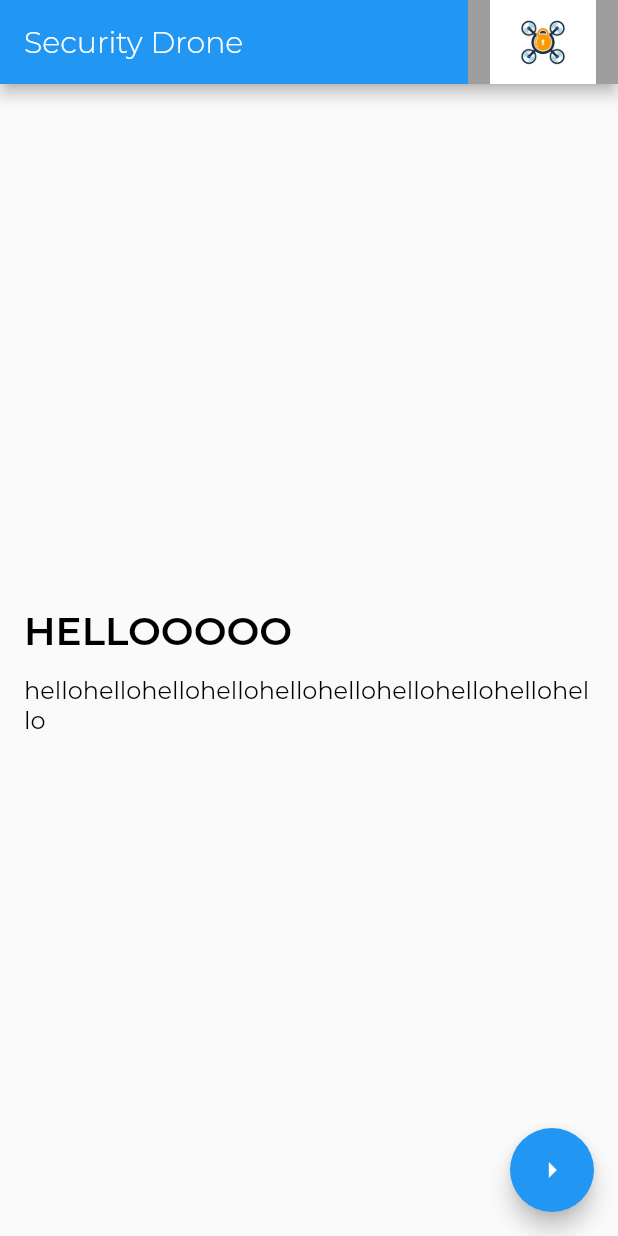
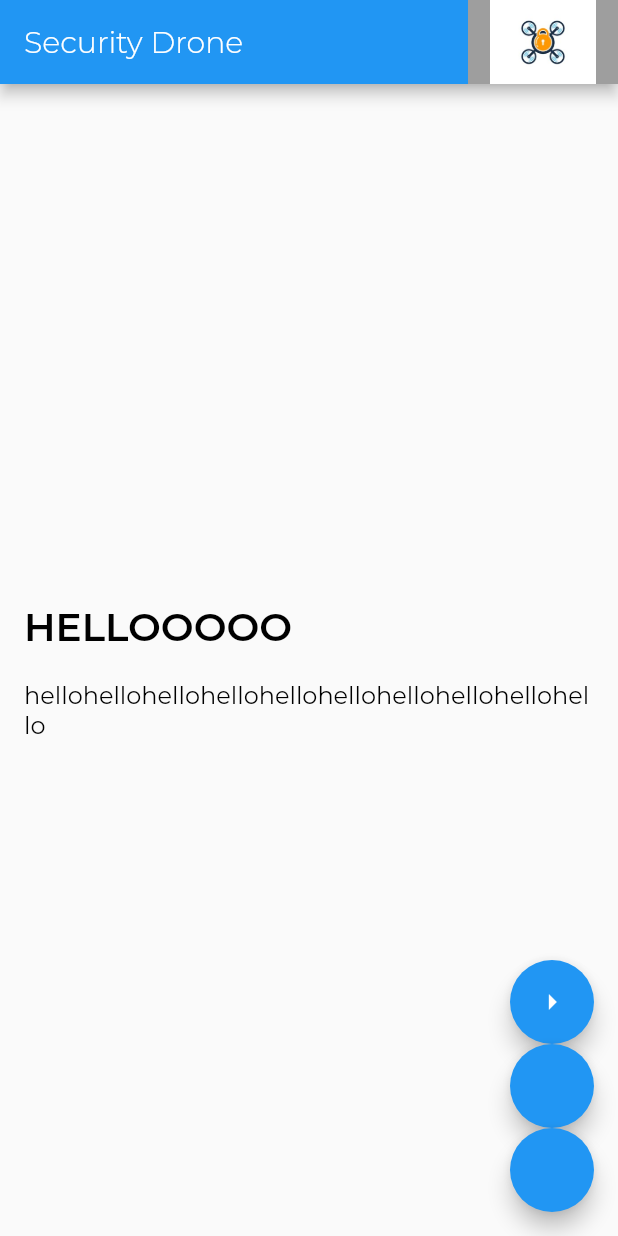
Before and after one commit to TomerMe2/SecurityDrone, a Flutter app: the screen it shows after launch, on a phone screen of 412 x 824 dp. Run offline on Flutter 3.47's test engine with Material 2 defaults, Android fonts, the phone set to English and light mode, and no system bars; our stand-ins replace bloc, equatable, flutter_bloc, google_maps_flutter; missing offline and left inert: loading_animations.

Commit message:
review resolved

```diff
--- a/security_drone_user_app/lib/data/models/dashboard_entry.dart
+++ b/security_drone_user_app/lib/data/models/dashboard_entry.dart
@@ -13,17 +13,17 @@ class DashBoardEntry {
 
   DashBoardEntry(this.activity, this.startTime, this.endTime, this.missionResult, this.startReason, this.abortReason);
 
-  static DashBoardEntry dummyFetch(){
+  static DashBoardEntry dummyFetch() {
     List<SubActivity> subActivities = [
       SubActivity(DroneActivityType.fly, DateTime.parse("1999-01-12"), LatLngPoint(10,10)),
       SubActivity(DroneActivityType.land, DateTime.parse("1999-01-12"), LatLngPoint(10,10)),
       SubActivity(DroneActivityType.pursue, DateTime.parse("1999-01-12"), LatLngPoint(10,10))
     ];
     DroneActivity droneActivity = DroneActivity(subActivities);
-    return DashBoardEntry(droneActivity,DateTime.now(),DateTime.parse("1999-01-12"),MissionResultType.success,'clock trigger', '');
+    return DashBoardEntry(droneActivity,DateTime.now(), DateTime.parse("1999-01-12"), MissionResultType.success, 'clock trigger', '');
   }
 
-  static List<DashBoardEntry> dummyFetchAll(){
+  static List<DashBoardEntry> dummyFetchAll() {
     List<SubActivity> subActivities = [
       SubActivity(DroneActivityType.fly, DateTime.parse("1999-01-12"), LatLngPoint(10,10)),
       SubActivity(DroneActivityType.land, DateTime.parse("1999-01-12"), LatLngPoint(10,10)),
--- a/security_drone_user_app/lib/data/models/thief_entry.dart
+++ b/security_drone_user_app/lib/data/models/thief_entry.dart
@@ -32,7 +32,7 @@ class ThiefEntry{
   @override
   bool operator ==(Object other) {
     if (other is ThiefEntry){
-      return other.date == this.date && other.waypoint == this.waypoint;
+      return this.date.compareTo(other.date) == 0 && other.waypoint == this.waypoint;
     }
     return false;
   }
--- a/security_drone_user_app/lib/logic/dashboard_bloc.dart
+++ b/security_drone_user_app/lib/logic/dashboard_bloc.dart
@@ -19,7 +19,6 @@ class DashboardBloc extends Bloc<DashboardEvent, DashboardState> {
       yield ShowDashboardEntry(state.entries, event.clickedOn);
     }
     else if (event is RefreshDashboardEntries) {
-      print('api request to refresh the entries');
       List<DashBoardEntry> entries = DashBoardEntry.dummyFetchAll();
       yield ShowDashboardEntries(entries);
     }
--- a/security_drone_user_app/lib/logic/dashboard_state.dart
+++ b/security_drone_user_app/lib/logic/dashboard_state.dart
@@ -2,7 +2,7 @@ part of 'dashboard_bloc.dart';
 
 
 @immutable
-abstract class DashboardState extends Equatable  {
+abstract class DashboardState extends Equatable {
   final List<DashBoardEntry> entries;
 
 
--- a/security_drone_user_app/lib/logic/thief_page_bloc.dart
+++ b/security_drone_user_app/lib/logic/thief_page_bloc.dart
@@ -22,7 +22,6 @@ class ThiefPageBloc extends Bloc<ThiefPageEvent, ThiefPageState> {
       yield ShowThiefEntry(state.entries, event.clickedOn);
     }
     else if (event is RefreshThiefEntries) {
-      print('api request to refresh the entries');
       List<ThiefEntry> entries = ThiefEntry.dummyFetchAll();
       yield ShowThiefEntries(entries);
     }
--- a/security_drone_user_app/lib/main.dart
+++ b/security_drone_user_app/lib/main.dart
@@ -76,10 +76,27 @@ class _MyHomePageState extends State<MyHomePage> {
           TextSection("HELLOOOOO", "hellohellohellohellohellohellohellohellohellohello")
         ],
       ),
-      floatingActionButton: FloatingActionButton(
-        onPressed: (){Navigator.of(context).pushNamed('Thief Page');},
-        child: Icon(Icons.arrow_right),
-      ),
+      floatingActionButton: Column (
+        mainAxisSize: MainAxisSize.min,
+        mainAxisAlignment: MainAxisAlignment.end,
+        crossAxisAlignment: CrossAxisAlignment.end,
+        children: [
+          FloatingActionButton(
+            onPressed: (){Navigator.of(context).pushNamed('Thief Page');},
+            heroTag: 'Thief_page',
+            child: Icon(Icons.arrow_right),
+          ),
+          FloatingActionButton(
+            onPressed: (){Navigator.of(context).pushNamed('Dashboard Page');},
+            heroTag: 'Dashboard_page',
+          ),
+          FloatingActionButton(
+            onPressed: (){Navigator.of(context).pushNamed('Patrol Page');},
+            heroTag: 'Patrol_page',
+          )
+        ],
+      )
+
     );
   }
 }
--- a/security_drone_user_app/lib/presentation/image_banner.dart
+++ b/security_drone_user_app/lib/presentation/image_banner.dart
@@ -2,8 +2,9 @@ import 'package:flutter/material.dart';
 
 class ImageBanner extends StatelessWidget {
   final String _path;
-
-  ImageBanner(this._path);
+  double height;
+  double width;
+  ImageBanner(this._path, {this.width = 100.0, this.height=100.0});
 
   @override
   Widget build(BuildContext context) {
@@ -11,8 +12,8 @@ class ImageBanner extends StatelessWidget {
         mainAxisAlignment: MainAxisAlignment.start,
       children: [Container(
       constraints: BoxConstraints.expand(
-        height: 100.0,
-        width: 100.0
+        height: this.height,
+        width: this.width
       ),
       decoration: BoxDecoration(
         color: Colors.grey
--- a/security_drone_user_app/lib/presentation/pages/patrol_set_page.dart
+++ b/security_drone_user_app/lib/presentation/pages/patrol_set_page.dart
@@ -31,7 +31,6 @@ class PatrolSetPageState extends State<PatrolSetPage> {
         child: SizedBox(
           width: 75,
           child: TextButton(
-            //padding: EdgeInsets.all(0),
             onPressed: func,
             child: Text(text,
                 overflow: TextOverflow.visible,
@@ -43,8 +42,6 @@ class PatrolSetPageState extends State<PatrolSetPage> {
               foregroundColor: MaterialStateProperty.all(Colors.blueAccent),
               padding: MaterialStateProperty.all(EdgeInsets.all(0))
             ),
-            // color: Colors.transparent,
-            // highlightColor: Colors.blueAccent,
           ),
         ),
       );
@@ -99,7 +96,6 @@ class PatrolSetPageState extends State<PatrolSetPage> {
                   style: ButtonStyle(
                     backgroundColor: MaterialStateProperty.all(Colors.blue)
                   ),
-                  //color: Colors.blue,
                   child:  Text('done',
                     textAlign: TextAlign.center,
                     style: TextStyle(fontSize: 19, color: Colors.white)
--- a/security_drone_user_app/lib/presentation/text_section.dart
+++ b/security_drone_user_app/lib/presentation/text_section.dart
@@ -4,22 +4,22 @@ import 'package:security_drone_user_app/style.dart';
 class TextSection extends StatelessWidget {
   final String _title;
   final String _body;
-  static const double _hPad = 16.0;
+  static const double _PADDING = 16.0;
 
   TextSection(this._title, this._body);
 
   @override
   Widget build(BuildContext context) {
-    return  Column(
+    return Column(
       mainAxisAlignment: MainAxisAlignment.start,
       crossAxisAlignment: CrossAxisAlignment.stretch,
       children: [
         Container(
-          padding: const EdgeInsets.fromLTRB(_hPad, 32.0, _hPad, 4.0),
+          padding: const EdgeInsets.fromLTRB(_PADDING, 32.0, _PADDING, 4.0),
           child: Text(_title, style: TitleTextStyle),
         ),
         Container(
-          padding: const EdgeInsets.fromLTRB(_hPad, 10.0, _hPad, _hPad),
+          padding: const EdgeInsets.fromLTRB(_PADDING, _PADDING, _PADDING, _PADDING),
           child: Text(_body, style: Body1TextStyle)
         ),
         ],
--- a/security_drone_user_app/lib/style.dart
+++ b/security_drone_user_app/lib/style.dart
@@ -1,28 +1,28 @@
 import 'package:flutter/material.dart';
 
-const LargeTextSize = 26.0;
-const mediumTextSize = 20.0;
-const BodyTextSize = 16.0;
+const LARGE_TEXT_SIZE = 26.0;
+const MEDIUM_TEXT_SIZE = 20.0;
+const BODY_TEXT_SIZE = 16.0;
 
 const String FontNameDefault = 'Montserrat';
 
 const AppBarTextStyle = TextStyle(
   fontFamily: FontNameDefault,
   fontWeight: FontWeight.w300,
-  fontSize: mediumTextSize,
+  fontSize: MEDIUM_TEXT_SIZE,
   color: Colors.white,
 );
 
 const TitleTextStyle = TextStyle(
   fontFamily: FontNameDefault,
   fontWeight: FontWeight.w600,
-  fontSize: LargeTextSize,
+  fontSize: LARGE_TEXT_SIZE,
   color: Colors.black,
 );
 
 const Body1TextStyle = TextStyle(
   fontFamily: FontNameDefault,
   fontWeight: FontWeight.w400,
-  fontSize: BodyTextSize,
+  fontSize: BODY_TEXT_SIZE,
   color: Colors.black,
 );
```
Also changed, not shown: security_drone_user_app/lib/data/models/lat_lng_point.dart (+9 -2 lines), security_drone_user_app/lib/presentation/pages/dashboard_page.dart (+8 -29 lines), security_drone_user_app/lib/presentation/pages/view_thief_page.dart (+10 -32 lines), 3 other files.
